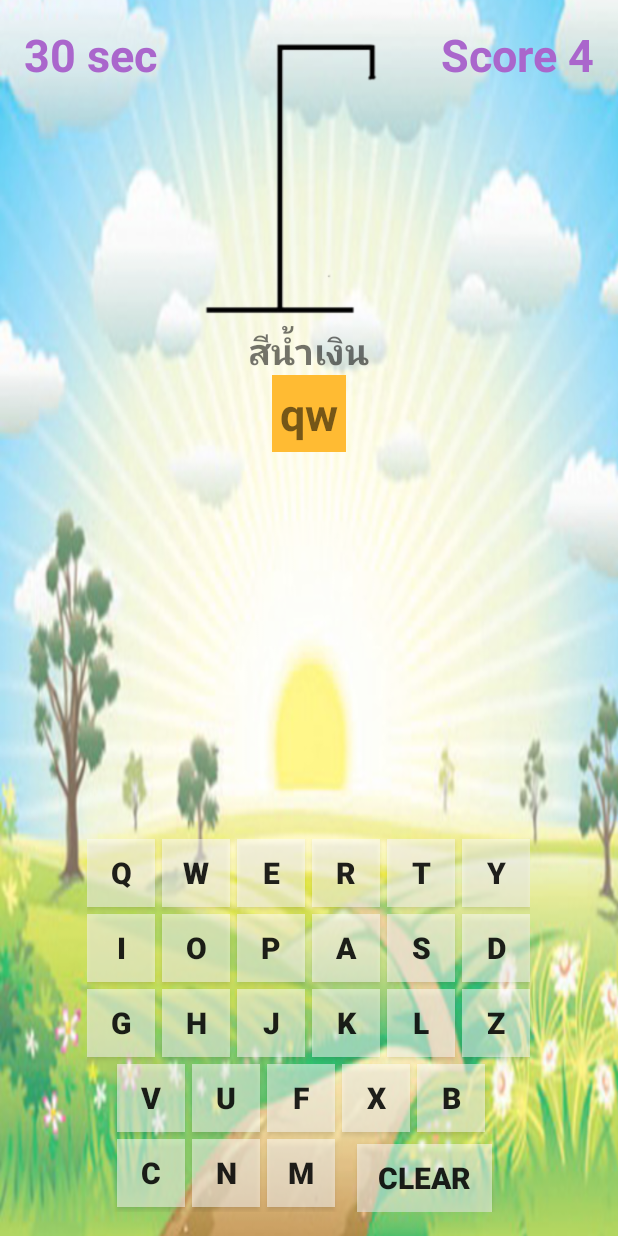
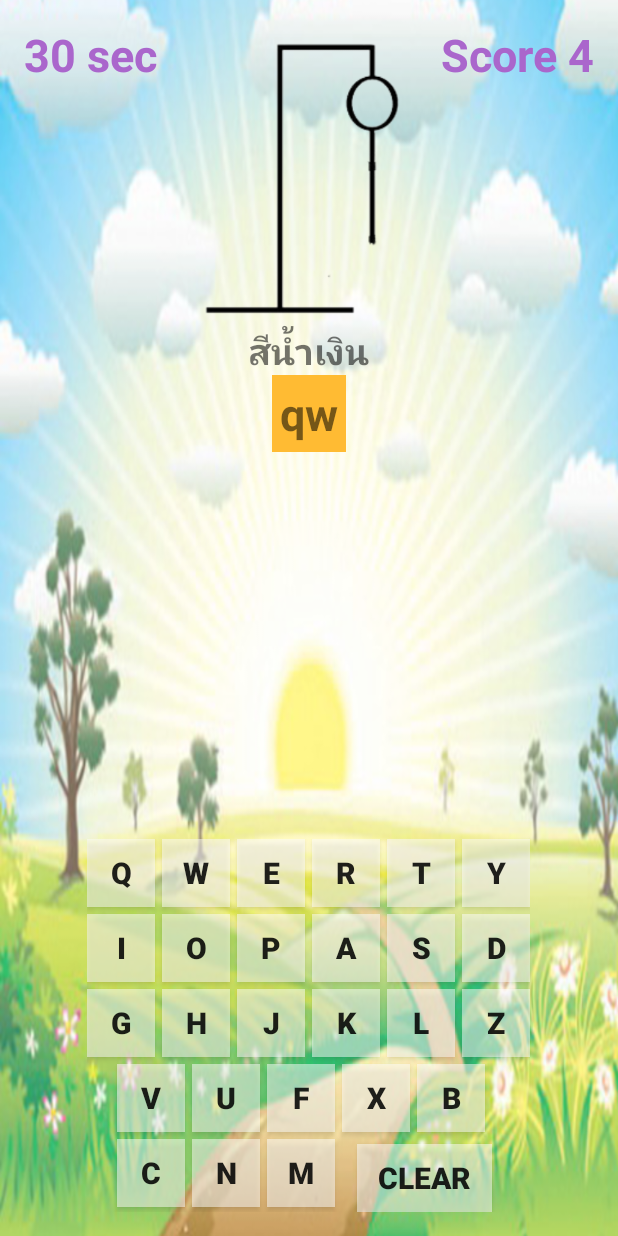
Before and after one commit to masterUNG/Hamg-Man-Word_2jan17, an Android app: the PlayActivity screen opened directly, with no data from a screen before it, after a tap on an icon or button, on a phone screen of 412 x 824 dp. Run offline under Robolectric (Android 15) with nearby library versions, the phone set to English and light mode, and no system bars; 1 other tap on this screen came first.

Commit message:
รูปภาพ OK

```diff
--- a/app/src/main/java/rtc/surangrat/ratchanok/hangmanword/PlayActivity.java
+++ b/app/src/main/java/rtc/surangrat/ratchanok/hangmanword/PlayActivity.java
@@ -1,11 +1,15 @@
 package rtc.surangrat.ratchanok.hangmanword;
 
+import android.app.AlertDialog;
+import android.content.DialogInterface;
+import android.content.Intent;
 import android.os.Bundle;
 import android.os.Handler;
 import android.support.v7.app.AppCompatActivity;
 import android.util.Log;
 import android.view.View;
 import android.widget.Button;
+import android.widget.ImageView;
 import android.widget.TextView;
 
 public class PlayActivity extends AppCompatActivity {
@@ -23,12 +27,14 @@ public class PlayActivity extends AppCompatActivity {
             "i", "j", "k", "l", "m", "n", "o", "p", "q", "r", "s", "t", "u", "v", "w", "x",
             "y", "z"};
     private int wordAnInt; //  จำนวน digi ของคำ
-    private String[] tag = new String[]{"7janV1", "8janV1"};
+    private String[] tag = new String[]{"7janV1", "8janV1", "8janV2"};
     private MyConstant myConstant;
     private String[] questionStrings; // คำใบ้
     private String[] answerTrueStrings; // คำตอบ
     private int indexTimes = 0;// ข้อ 0,1,2,3...
     private String[] sepAnserStrings; // คือคำตอบที่ถูกแยก
+    private ImageView imageView;
+    private int falseAnInt = 0;     // ถ้าผิดจะเพิ่ม
 
     @Override
     protected void onCreate(Bundle savedInstanceState) {
@@ -42,6 +48,45 @@ public class PlayActivity extends AppCompatActivity {
         aboutAnswer(0);
 
     }   // Main Method
+
+    private void myAlert() {
+        AlertDialog.Builder builder = new AlertDialog.Builder(PlayActivity.this);
+        builder.setCancelable(false);
+        builder.setIcon(R.drawable.doremon48);
+        builder.setTitle("Game Over");
+        builder.setMessage("Please Try Again");
+        builder.setPositiveButton("OK", new DialogInterface.OnClickListener() {
+            @Override
+            public void onClick(DialogInterface dialogInterface, int i) {
+                Intent intent = getIntent();
+                finish();
+                startActivity(intent);
+                dialogInterface.dismiss();
+            }
+        });
+        builder.show();
+    }
+
+    //เมธอด ที่ทำหน้าที่ เปลี่ยนรูปถ้า ผิด
+    private void changeImage(int index) {
+
+        int[] intHang = new int[]{R.drawable.hang1, R.drawable.hang2, R.drawable.hang3,
+                R.drawable.hang4, R.drawable.hang5};
+
+        try {
+
+            if (index < 4) {
+                imageView.setImageResource(intHang[index]);
+            } else {
+                myAlert();
+            }
+
+        } catch (Exception e) {
+            e.printStackTrace();
+        }
+
+
+    }   // change
 
     //เอาคำตอบ มาแยกคำ
     private void aboutAnswer(int indexTimes) {
@@ -93,6 +138,7 @@ public class PlayActivity extends AppCompatActivity {
             keyboard[i] = (Button) findViewById(keyboardInts[i]);
         }
         questionTextView = (TextView) findViewById(R.id.textView3);
+        imageView = (ImageView) findViewById(R.id.imageView2);
 
     }   // bindWidget
 
@@ -118,8 +164,14 @@ public class PlayActivity extends AppCompatActivity {
 
     private void checkTrueFalseDigi(int index, String digiKeyboard) {
 
-        Log.d(tag[1], "digiKeyboard ==> " + digiKeyboard);
-        Log.d(tag[1], "sepAns ==>" + sepAnserStrings[index]);
+        Log.d(tag[2], "digiKeyboard ==> " + digiKeyboard);
+        Log.d(tag[2], "sepAns ==>" + sepAnserStrings[index]);
+
+        if (!digiKeyboard.equals(sepAnserStrings[index])) {
+            falseAnInt += 1;
+            Log.d(tag[2], "falseAnInt ==> " + falseAnInt);
+            changeImage(falseAnInt);
+        }
 
     }
 
```
Also changed, not shown: app/src/main/java/rtc/surangrat/ratchanok/hangmanword/MyAlert.java (added, +25 -0 lines), app/src/main/res/drawable/doremon48.png (added).
